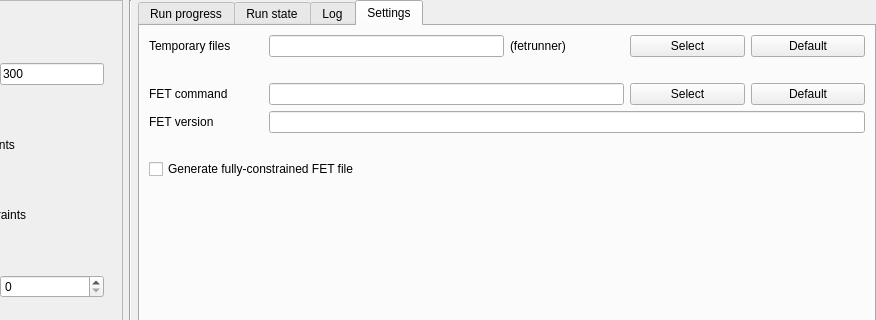
Before: the Qt Designer form gui/fetrunner.ui in gradgrind/fetrunner, drawn with Qt 5; both pictures show x 129 to 1005 and y 0 to 320 of the 1005 by 685 pixel window.
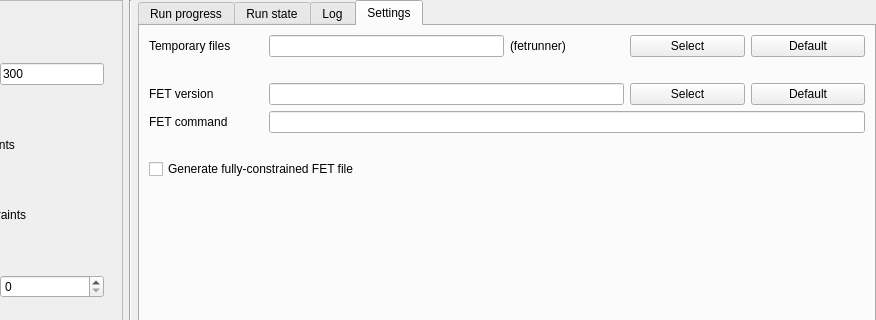
After: the same form once the commit is applied. The open tabs and pages were chosen to show the change.

Patch:
```diff
--- a/gui/fetrunner.ui
+++ b/gui/fetrunner.ui
@@ -1019,12 +1019,12 @@
        <item row="3" column="0">
         <widget class="QLabel" name="label_12">
          <property name="text">
-          <string>FET version</string>
+          <string>FET command</string>
          </property>
         </widget>
        </item>
        <item row="2" column="1" colspan="3">
-        <widget class="QLineEdit" name="fet_path">
+        <widget class="QLineEdit" name="fet_version">
          <property name="readOnly">
           <bool>true</bool>
          </property>
@@ -1079,7 +1079,7 @@
        <item row="2" column="0">
         <widget class="QLabel" name="label_4">
          <property name="text">
-          <string>FET command</string>
+          <string>FET version</string>
          </property>
         </widget>
        </item>
@@ -1121,7 +1121,7 @@
         </widget>
        </item>
        <item row="3" column="1" colspan="5">
-        <widget class="QLineEdit" name="fet_version">
+        <widget class="QLineEdit" name="fet_path">
          <property name="readOnly">
           <bool>true</bool>
          </property>
```
